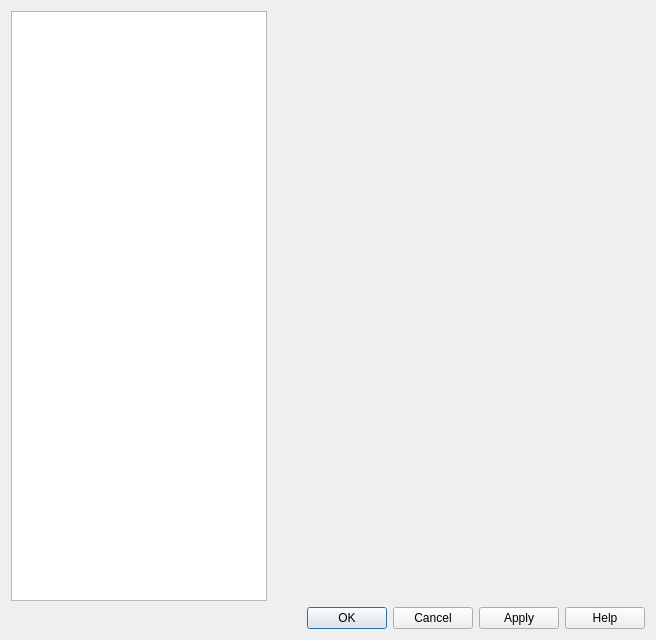
This is src/gui/pref/dialog.ui in wilbert2000/wzplayer as Qt 5 draws it before an edit. The edited form follows.
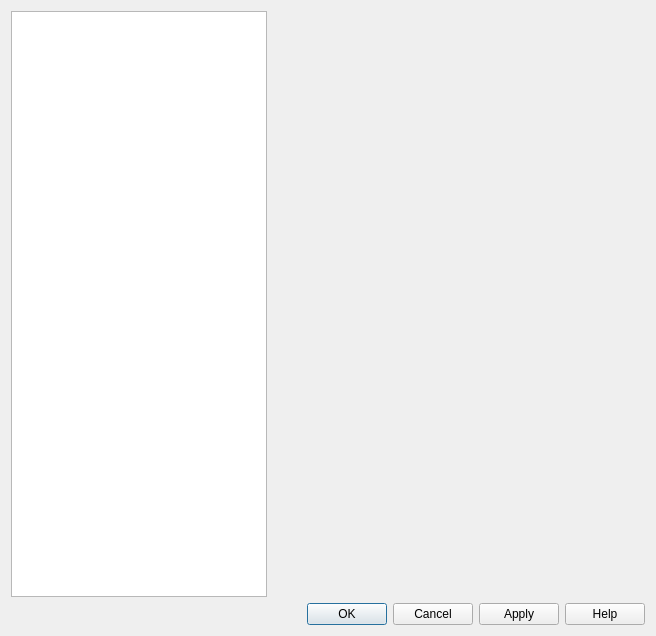
This is the edited form.

Commit message: Moved Seek tab from Interface to Keyboard and mouse section. Increased icon size from 22 to 32 in section list preferences dialog. Made cache settings optional.

Patch:
```diff
--- a/src/gui/pref/dialog.ui
+++ b/src/gui/pref/dialog.ui
@@ -7,7 +7,7 @@
     <x>0</x>
     <y>0</y>
     <width>656</width>
-    <height>640</height>
+    <height>636</height>
    </rect>
   </property>
   <property name="windowTitle">
@@ -40,10 +40,19 @@
      </property>
      <property name="minimumSize">
       <size>
-       <width>160</width>
+       <width>186</width>
        <height>0</height>
       </size>
      </property>
+     <property name="iconSize">
+      <size>
+       <width>32</width>
+       <height>32</height>
+      </size>
+     </property>
+     <property name="spacing">
+      <number>2</number>
+     </property>
     </widget>
    </item>
    <item row="1" column="0" colspan="2">
```
The commit also changes 34 other files.
